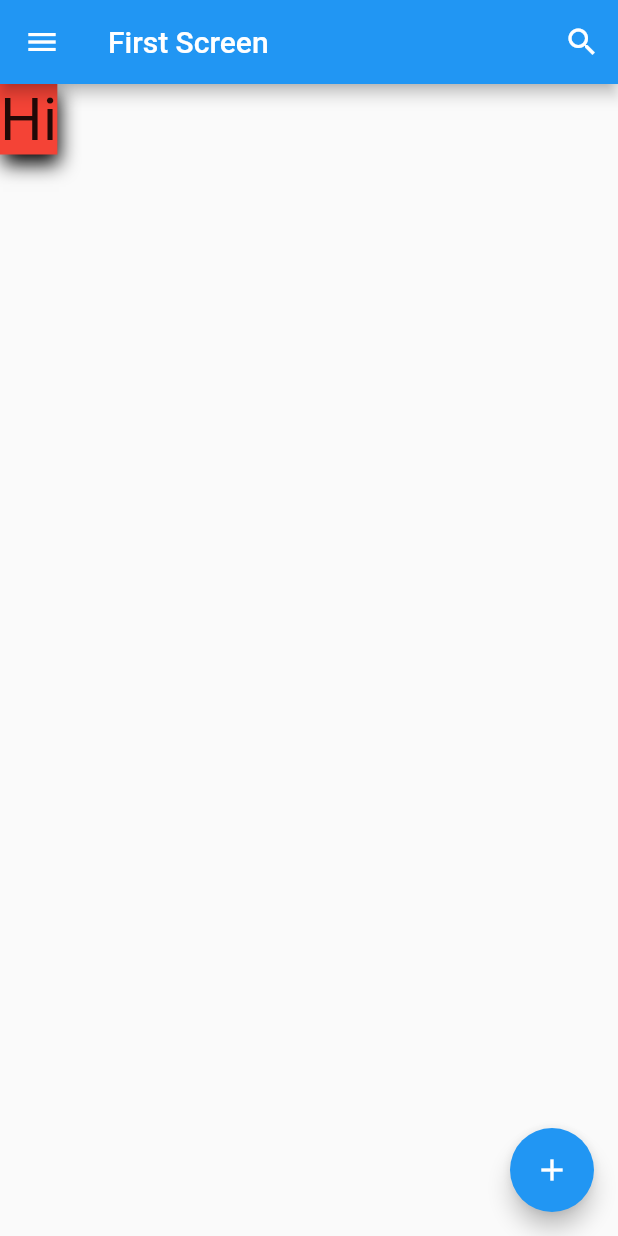
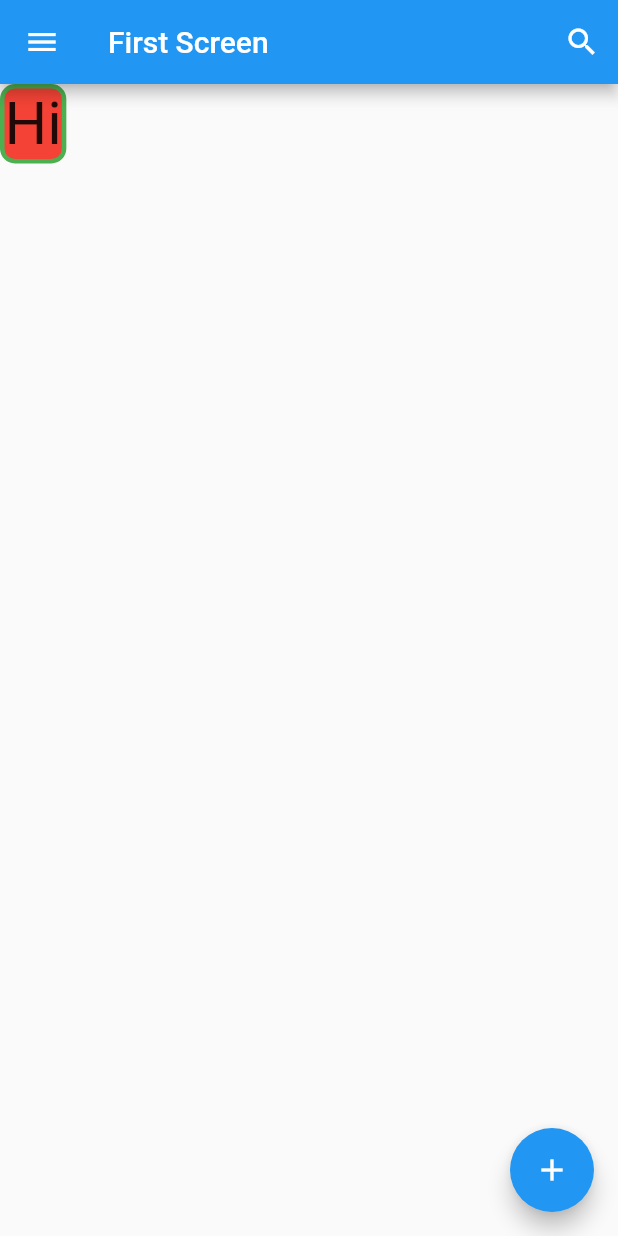
Before and after one commit to danamulyana/belajar-flutter-dasar, a Flutter app: the screen it shows after launch, on a phone screen of 412 x 824 dp. Run offline on Flutter 3.47's test engine with Material 2 defaults, Android fonts, the light colour scheme and no system bars.

Commit message:
dekorasi Container

```diff
--- a/lib/main.dart
+++ b/lib/main.dart
@@ -46,14 +46,8 @@ class FirstScreen extends StatelessWidget{
       body: Container(
         decoration: BoxDecoration(
           color: Colors.red,
-          //shape: BoxShape.circle,
-          boxShadow: const [
-            BoxShadow(
-              color: Colors.black,
-              offset: Offset(2, 6),
-              blurRadius: 10,
-            )
-          ]
+          border: Border.all(color: Colors.green,width: 3),
+          borderRadius: BorderRadius.circular(10),
         ),
         child: const Text(
             'Hi',
```
